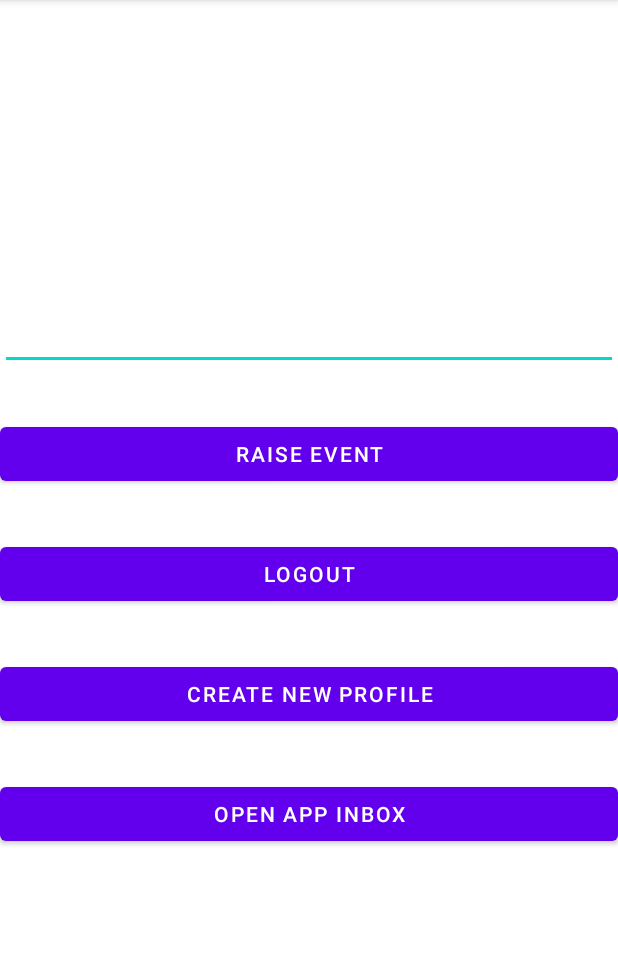
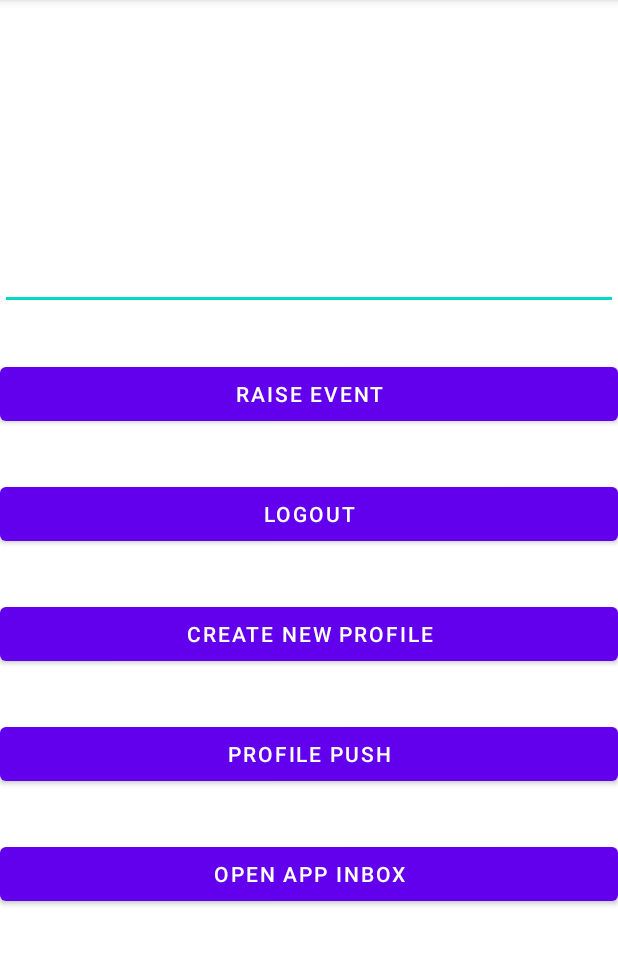
Before and after one commit to Chetan-CleverTap/CT-android, an Android app: the screen it shows after launch (MainActivity), on a phone screen of 412 x 824 dp, the part 84-1049 px from its top. Run offline under Robolectric (Android 15) with nearby library versions, the phone set to English and light mode, and no system bars; our stand-ins replace data binding; libraries missing offline, so code that uses them is left out: com.clevertap.android, com.mparticle, com.mparticle.identity; 11 statements that could not run were skipped.

Commit message:
mParticle basic integration

```diff
--- a/app/build.gradle
+++ b/app/build.gradle
@@ -42,7 +42,10 @@ dependencies {
     implementation 'com.google.android.material:material:1.6.1'
     implementation 'androidx.constraintlayout:constraintlayout:2.1.4'
 
-    implementation 'com.clevertap.android:clevertap-android-sdk:4.2.0'
+
+    implementation 'com.mparticle:android-clevertap-kit:5.41.1'
+
+//    implementation 'com.clevertap.android:clevertap-android-sdk:4.2.0'
     implementation 'com.google.firebase:firebase-messaging:23.0.5'
     implementation 'androidx.core:core:1.8.0'
     implementation 'com.android.installreferrer:installreferrer:2.2'
--- a/app/src/main/java/com/clevertap/demo/MyApp.kt
+++ b/app/src/main/java/com/clevertap/demo/MyApp.kt
@@ -5,18 +5,22 @@ import android.app.Application
 import android.app.NotificationManager
 import com.clevertap.android.sdk.ActivityLifecycleCallback
 import com.clevertap.android.sdk.CleverTapAPI
+import com.mparticle.MParticle
+import com.mparticle.MParticleOptions
+import com.mparticle.identity.BaseIdentityTask
 
-@SuppressLint("StaticFieldLeak")
-var clevertapDefaultInstance: CleverTapAPI? = null
+
+//@SuppressLint("StaticFieldLeak")
+//var clevertapDefaultInstance: CleverTapAPI? = null
 
 
 class MyApp : Application() {
 
-    companion object {
-        fun getCleverTapDefaultInstance(): CleverTapAPI? {
-            return clevertapDefaultInstance
-        }
-    }
+//    companion object {
+//        fun getCleverTapDefaultInstance(): CleverTapAPI? {
+//            return clevertapDefaultInstance
+//        }
+//    }
 
     override fun onCreate() {
         ActivityLifecycleCallback.register(this)
@@ -24,9 +28,18 @@ class MyApp : Application() {
 
         CleverTapAPI.setDebugLevel(CleverTapAPI.LogLevel.DEBUG);
 
-        clevertapDefaultInstance = CleverTapAPI.getDefaultInstance(
-            this
-        )
+        val options = MParticleOptions.builder(this)
+            .credentials("us1-146911f2b4b7864780abfc120c202877",
+                "Qq1W6eWbjwcY-R0A8cI_iNLfXG-Z4x1dy0j9oLwwfKyu2ZimIBXFYIKbpALns9YR")
+            .logLevel(MParticle.LogLevel.DEBUG)
+            .build()
+
+        MParticle.start(options)
+
+
+//        clevertapDefaultInstance = CleverTapAPI.getDefaultInstance(
+//            this
+//        )
 
         CleverTapAPI.createNotificationChannelGroup(
             this,
--- a/app/src/main/java/com/clevertap/demo/MyFCMService.kt
+++ b/app/src/main/java/com/clevertap/demo/MyFCMService.kt
@@ -33,6 +33,6 @@ class MyFCMService : FirebaseMessagingService() {
 
     override fun onNewToken(token: String) {
         super.onNewToken(token)
-        MyApp.getCleverTapDefaultInstance()?.pushFcmRegistrationId(token, true)
+        CleverTapAPI.getDefaultInstance(applicationContext)?.pushFcmRegistrationId(token, true)
     }
 }
--- a/app/src/main/res/layout/activity_main.xml
+++ b/app/src/main/res/layout/activity_main.xml
@@ -46,10 +46,21 @@
             android:layout_height="wrap_content"
             android:layout_marginTop="32dp"
             android:text="Create new profile"
+            app:layout_constraintBottom_toTopOf="@id/button_profile_push"
+            app:layout_constraintEnd_toEndOf="parent"
+            app:layout_constraintStart_toStartOf="parent"
+            app:layout_constraintTop_toBottomOf="@id/button_logout" />
+
+        <Button
+            android:id="@+id/button_profile_push"
+            android:layout_width="0dp"
+            android:layout_height="wrap_content"
+            android:layout_marginTop="32dp"
+            android:text="Profile Push"
             app:layout_constraintBottom_toTopOf="@id/button_app_inbox"
             app:layout_constraintEnd_toEndOf="parent"
             app:layout_constraintStart_toStartOf="parent"
-            app:layout_constraintTop_toBottomOf="@id/button_logout" />
+            app:layout_constraintTop_toBottomOf="@id/button_create_new_profile" />
 
         <Button
             android:id="@+id/button_app_inbox"
@@ -60,7 +71,7 @@
             app:layout_constraintBottom_toBottomOf="parent"
             app:layout_constraintEnd_toEndOf="parent"
             app:layout_constraintStart_toStartOf="parent"
-            app:layout_constraintTop_toBottomOf="@id/button_create_new_profile" />
+            app:layout_constraintTop_toBottomOf="@id/button_profile_push" />
 
     </androidx.constraintlayout.widget.ConstraintLayout>
 </layout>
```
Also changed, not shown: app/src/main/java/com/clevertap/demo/MainActivity.kt (+44 -8 lines).
